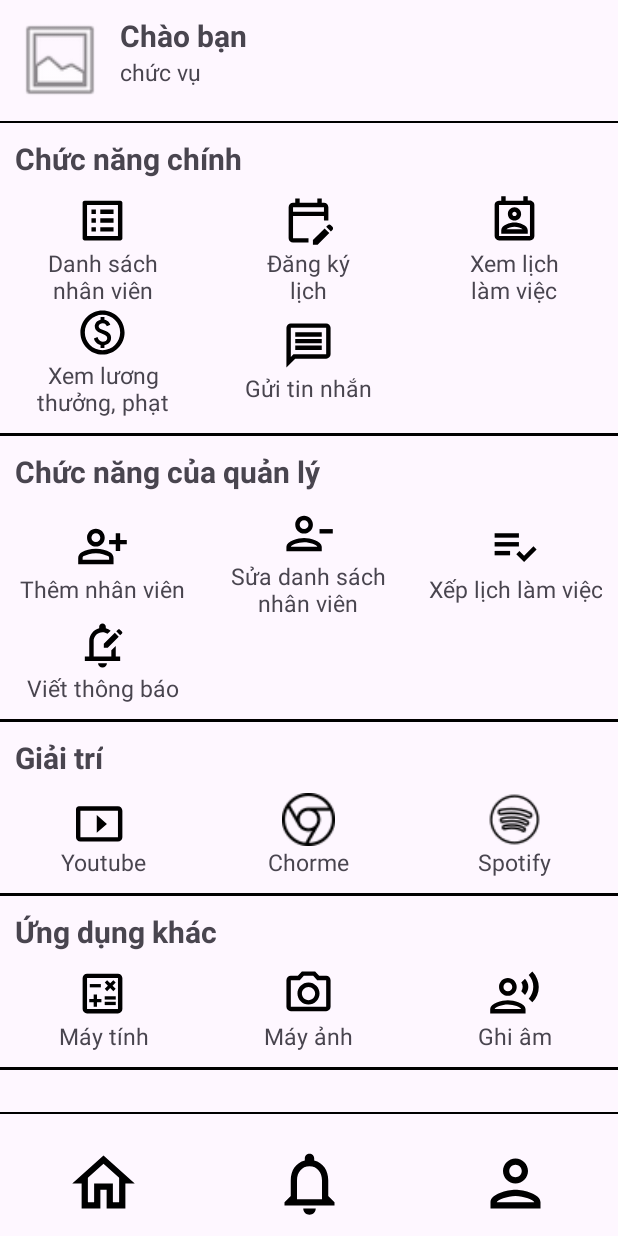
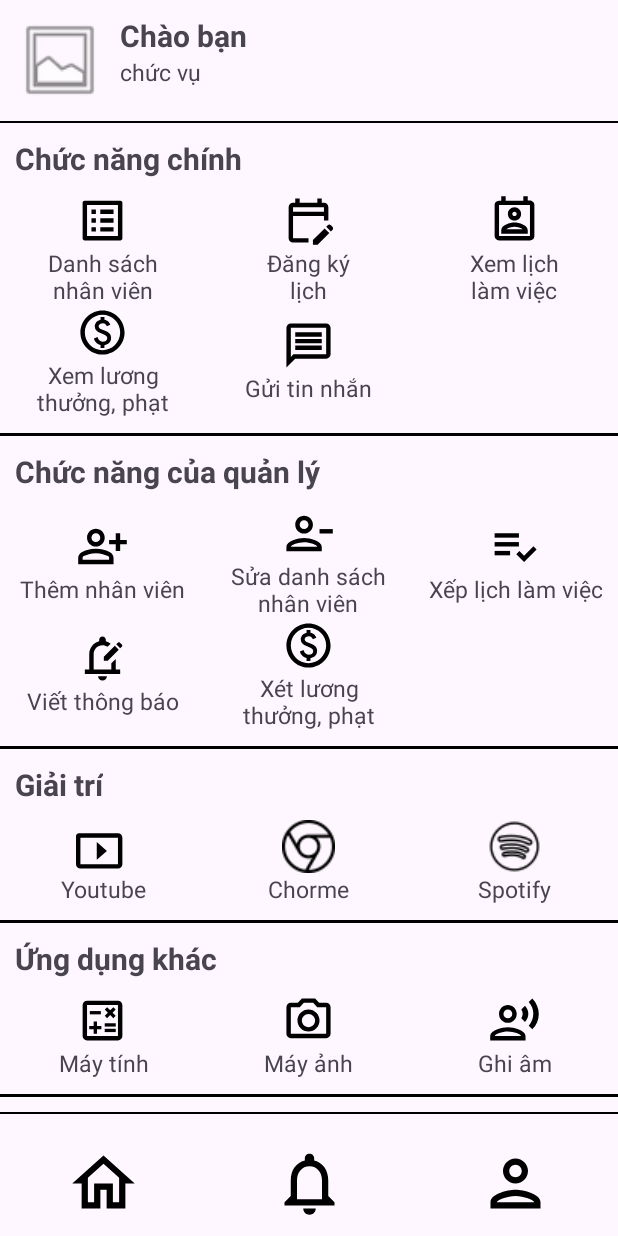
Before and after one commit to lebatinh/QLNS, an Android app: the MainActivity screen opened directly, with no data from a screen before it, on a phone screen of 412 x 824 dp. Run offline under Robolectric (Android 15) with nearby library versions, the light colour scheme and no system bars; our stand-ins replace Volley; network calls fail.

Commit message:
update xml

```diff
--- a/app/src/main/res/layout/activity_main.xml
+++ b/app/src/main/res/layout/activity_main.xml
@@ -369,6 +369,29 @@
                                 android:text="Viết thông báo"
                                 android:textSize="15dp" />
                         </LinearLayout>
+                        <LinearLayout
+                            android:layout_width="0dp"
+                            android:layout_height="wrap_content"
+                            android:layout_rowWeight="1"
+                            android:layout_columnWeight="1"
+                            android:gravity="center"
+                            android:orientation="vertical">
+
+                            <ImageButton
+                                android:id="@+id/xltp"
+                                android:layout_width="wrap_content"
+                                android:layout_height="wrap_content"
+                                android:layout_gravity="center"
+                                android:background="@null"
+                                android:src="@drawable/paid" />
+
+                            <TextView
+                                android:layout_width="wrap_content"
+                                android:layout_height="wrap_content"
+                                android:gravity="center"
+                                android:text="Xét lương\nthưởng, phạt"
+                                android:textSize="15dp" />
+                        </LinearLayout>
                     </GridLayout>
                 </LinearLayout>
 
```
